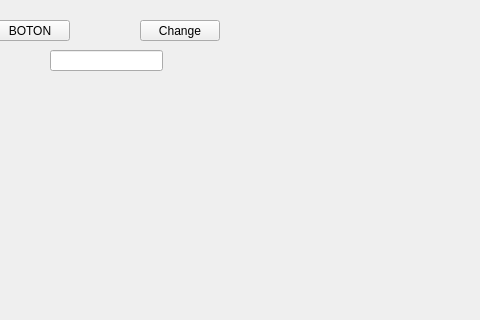
Old version of the form mainwindow.ui in the repository MaximusTRX/Compu3; both pictures show x 160 to 640 and y 0 to 320 of the 800 by 600 pixel window.
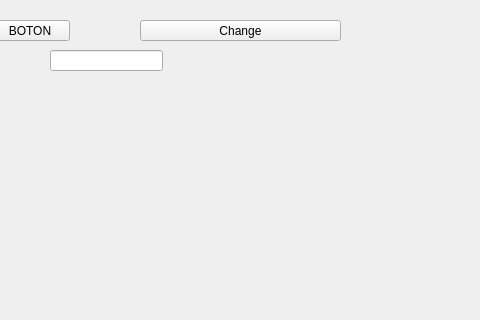
New version of the form.

The edit to the form file:
```diff
--- a/mainwindow.ui
+++ b/mainwindow.ui
@@ -32,7 +32,7 @@
      <rect>
       <x>300</x>
       <y>20</y>
-      <width>80</width>
+      <width>201</width>
       <height>21</height>
      </rect>
     </property>
```
